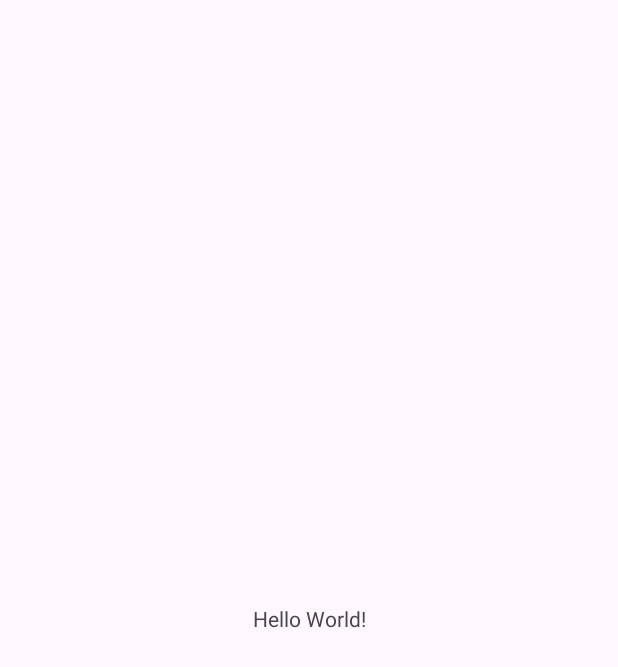
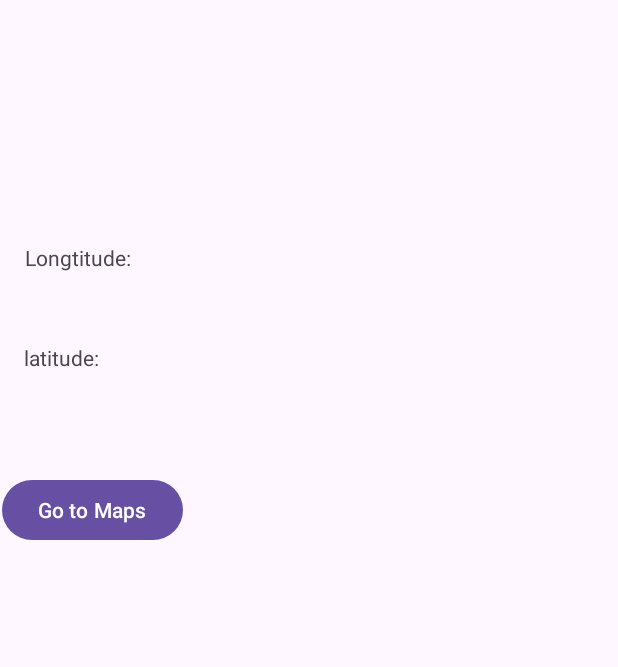
Before and after one commit to tpalin1/GeoTrackerAndroidApplication, an Android app: the screen it shows after launch (MainActivity), on a phone screen of 412 x 824 dp. Before the commit the part shown is almost empty. Shown: the top 667 px of the screen. Run offline under Robolectric (Android 15) with nearby library versions, the phone set to English and light mode, and no system bars.

```diff
--- a/app/src/main/java/com/example/gps_locatorcw/MainActivity.java
+++ b/app/src/main/java/com/example/gps_locatorcw/MainActivity.java
@@ -1,19 +1,86 @@
 package com.example.gps_locatorcw;
+import com.google.android.gms.location.Geofence;
+import com.google.android.gms.location.GeofencingClient;
+import com.google.android.gms.location.GeofencingRequest;
+import com.google.android.gms.location.LocationServices;
 
 import androidx.appcompat.app.AppCompatActivity;
+import androidx.core.app.ActivityCompat;
 
+import android.Manifest;
+import android.app.PendingIntent;
+import android.content.Intent;
+import android.content.pm.PackageManager;
 import android.os.Bundle;
 import android.content.Context;
 import android.location.Location;
 import android.location.LocationListener;
 import android.location.LocationManager;
+import android.util.Log;
+import android.view.View;
+import android.widget.Button;
 
 
 public class MainActivity extends AppCompatActivity {
+
+
+    private LocationManager locationManager;
+    private locationUpdate locationListener;
+    private GeofencingClient geofencingClient;
 
     @Override
     protected void onCreate(Bundle savedInstanceState) {
         super.onCreate(savedInstanceState);
         setContentView(R.layout.activity_main);
+        Button toMapsButton = findViewById(R.id.toMaps);
+        toMapsButton.setOnClickListener(new View.OnClickListener() {
+            @Override
+            public void onClick(View v) {
+                // Start the MapsActivity when the button is clicked
+                Intent intent = new Intent(MainActivity.this, MapsActivity.class);
+                startActivity(intent);
+            }
+        });
+
+        geofencingClient = LocationServices.getGeofencingClient(this);
+
+
+        ActivityCompat.requestPermissions(this,
+                new String[]{Manifest.permission.ACCESS_FINE_LOCATION},
+                123);
+        locationManager = (LocationManager) getSystemService(Context.LOCATION_SERVICE);
+        locationListener = new locationUpdate(this);
+
+        try {
+            locationManager.requestLocationUpdates(LocationManager.GPS_PROVIDER,
+                    5000, // Minimum time interval between updates (in milliseconds)
+                    5, // Minimum distance between updates (in meters)
+                    locationListener);
+
+
+        } catch (SecurityException e) {
+            Log.d("comp3018", e.toString());
+        }
+
+
+
+
+
+
+
+
+
+
+
+
+
+
+
+
+
+
     }
+
+
+
 }
--- /dev/null
+++ b/app/src/main/java/com/example/gps_locatorcw/locationUpdate.java
@@ -0,0 +1,55 @@
+package com.example.gps_locatorcw;
+
+import android.app.Activity;
+import android.content.Context;
+import android.location.Location;
+import android.location.LocationListener;
+import android.os.Bundle;
+import android.util.Log;
+import android.widget.TextView;
+
+import com.google.android.gms.location.GeofencingClient;
+
+public class locationUpdate implements LocationListener {
+
+    private TextView latitudeTextView;
+    private TextView longitudeTextView;
+
+    private Context context;
+
+
+    public locationUpdate(Context context) {
+        this.context = context;
+    }
+
+    @Override
+    public void onLocationChanged(Location location) {
+        // Update latitude and longitude TextViews with new values by their IDs
+        TextView latitudeTextView = ((MainActivity) context).findViewById(R.id.latitude);
+        TextView longitudeTextView = ((MainActivity) context).findViewById(R.id.longtitude);
+
+        if (latitudeTextView != null && longitudeTextView != null) {
+            latitudeTextView.setText("Latitude: " + location.getLatitude());
+            longitudeTextView.setText("Longitude: " + location.getLongitude());
+        }
+    }
+
+
+    @Override
+    public void onStatusChanged(String provider, int status, Bundle extras) {
+        // Handle changes in GPS status
+        Log.d("comp3018", "onStatusChanged: " + provider + " " + status);
+    }
+
+    @Override
+    public void onProviderEnabled(String provider) {
+        // GPS provider enabled
+        Log.d("comp3018", "onProviderEnabled: " + provider);
+    }
+
+    @Override
+    public void onProviderDisabled(String provider) {
+        // GPS provider disabled
+        Log.d("comp3018", "onProviderDisabled: " + provider);
+    }
+}
--- a/app/src/main/res/layout/activity_main.xml
+++ b/app/src/main/res/layout/activity_main.xml
@@ -6,13 +6,41 @@
     android:layout_height="match_parent"
     tools:context=".MainActivity">
 
+
     <TextView
+        android:id="@+id/longtitude"
         android:layout_width="wrap_content"
         android:layout_height="wrap_content"
-        android:text="Hello World!"
+        android:layout_marginStart="16dp"
+        android:layout_marginEnd="321dp"
+        android:layout_marginBottom="47dp"
+        android:text="Longtitude: "
+        app:layout_constraintBottom_toTopOf="@+id/latitude"
+        app:layout_constraintEnd_toEndOf="parent"
+        app:layout_constraintStart_toStartOf="parent" />
+
+    <TextView
+        android:id="@+id/latitude"
+        android:layout_width="wrap_content"
+        android:layout_height="wrap_content"
+        android:layout_marginStart="16dp"
+        android:layout_marginEnd="345dp"
+        android:layout_marginBottom="576dp"
+        android:text="latitude:"
         app:layout_constraintBottom_toBottomOf="parent"
         app:layout_constraintEnd_toEndOf="parent"
+        app:layout_constraintHorizontal_bias="0.0"
+        app:layout_constraintStart_toStartOf="parent" />
+
+    <Button
+        android:id="@+id/toMaps"
+        android:layout_width="wrap_content"
+        android:layout_height="wrap_content"
+        android:layout_marginTop="316dp"
+        android:layout_marginEnd="290dp"
+        android:text="Go to Maps"
+        app:layout_constraintEnd_toEndOf="parent"
+        app:layout_constraintHorizontal_bias="1.0"
         app:layout_constraintStart_toStartOf="parent"
         app:layout_constraintTop_toTopOf="parent" />
-
 </androidx.constraintlayout.widget.ConstraintLayout>
--- a/app/src/main/res/values/strings.xml
+++ b/app/src/main/res/values/strings.xml
@@ -1,3 +1,4 @@
 <resources>
     <string name="app_name">GPS_LocatorCW</string>
+    <string name="title_activity_maps">MapsActivity</string>
 </resources>
--- a/build.gradle.kts
+++ b/build.gradle.kts
@@ -1,4 +1,5 @@
 // Top-level build file where you can add configuration options common to all sub-projects/modules.
 plugins {
     id("com.android.application") version "8.1.3" apply false
+    id("com.google.android.libraries.mapsplatform.secrets-gradle-plugin") version "2.0.1" apply false
 }
```
Also changed, not shown: app/build.gradle.kts (+7 -0 lines), app/src/main/AndroidManifest.xml (+36 -3 lines), app/src/main/java/com/example/gps_locatorcw/GeofenceBroadcastReceiver.java (added, +19 -0 lines), app/src/main/java/com/example/gps_locatorcw/GeofenceHelper.java (added, +29 -0 lines), app/src/main/java/com/example/gps_locatorcw/LocationTrackingService.java (added, +16 -0 lines), app/src/main/java/com/example/gps_locatorcw/MapsActivity.java (added, +207 -0 lines), app/src/main/res/layout/activity_maps.xml (added, +9 -0 lines).
